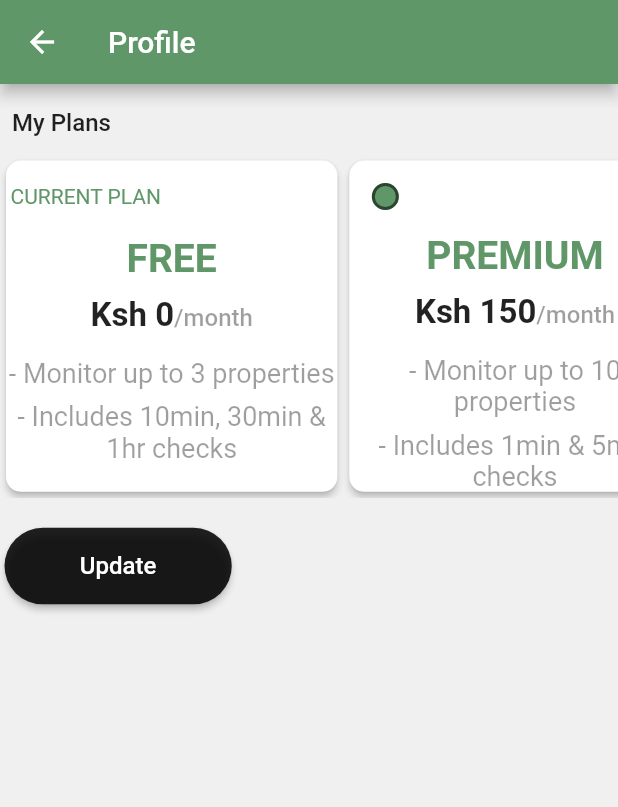
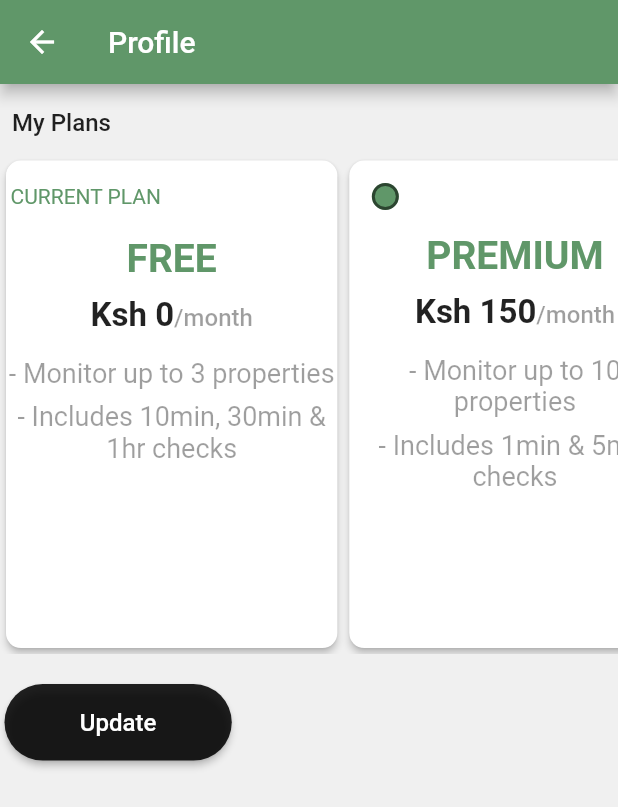
Before and after one commit to brainverse/brainverse-projects-pingrobot-app, a Flutter app: the Profile screen opened directly, on a phone screen of 412 x 824 dp. Shown: the top 807 px of the screen. Run offline on Flutter 3.47's test engine with Material 2 defaults, Android fonts, the phone set to English and light mode, and no system bars; our stand-ins replace awesome_notifications, badges, firebase_auth, firebase_core, firebase_crashlytics, firebase_database and 2 more; missing offline and left inert: flutterwave; accounts and stored records are empty.

Commit message:
fix overflow issue on shorter screens

```diff
--- a/lib/dialogs/payment_alert.dart
+++ b/lib/dialogs/payment_alert.dart
@@ -131,7 +131,7 @@ class _PaymentAlertState extends State<PaymentAlert> {
           Padding(
             padding: const EdgeInsets.only(top: 4.0, bottom: 10.0),
             child: SizedBox(
-              height: MediaQuery.of(context).size.height / 3.6,
+              height: MediaQuery.of(context).size.height / 3.2,
               child: ListView.builder(
                 scrollDirection: Axis.horizontal,
                 itemCount: checked.length,
--- a/lib/screens/profile.dart
+++ b/lib/screens/profile.dart
@@ -169,6 +169,7 @@ class _ProfileState extends State<Profile> {
                   color: CustomColors.primaryColor,
                 ))
               : Column(
+                  // mainAxisSize: MainAxisSize.min,
                   children: [
                     SizedBox(
                       height: 8.0,
@@ -185,16 +186,14 @@ class _ProfileState extends State<Profile> {
                         ],
                       ),
                     ),
-                    Padding(
-                      padding: const EdgeInsets.only(top: 4.0, bottom: 10.0),
-                      child: SizedBox(
-                        height: MediaQuery.of(context).size.height / 3.6,
+                    Expanded(
+                      child: Padding(
+                        padding: const EdgeInsets.only(top: 4.0, bottom: 10.0),
                         child: ListView.builder(
                           scrollDirection: Axis.horizontal,
                           itemCount: checked.length,
                           itemBuilder: (BuildContext context, int index) {
                             return SizedBox(
-                              // height: MediaQuery.of(context).size.height / 2.9,
                               width: MediaQuery.of(context).size.width / 1.8,
                               child: Card(
                                 shape: RoundedRectangleBorder(
@@ -376,6 +375,9 @@ class _ProfileState extends State<Profile> {
                           width: MediaQuery.of(context).size.width / 1.6,
                         ),
                       ],
+                    ),
+                    SizedBox(
+                      height: MediaQuery.of(context).size.height / 2.6,
                     )
                   ],
                 )),
```
